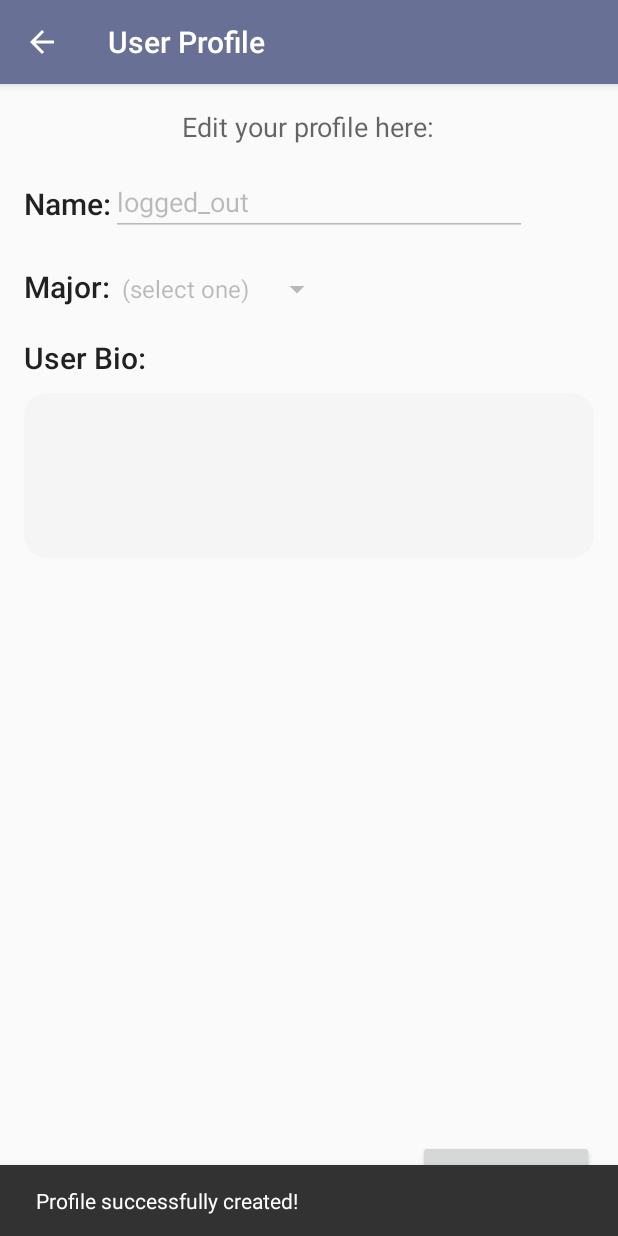
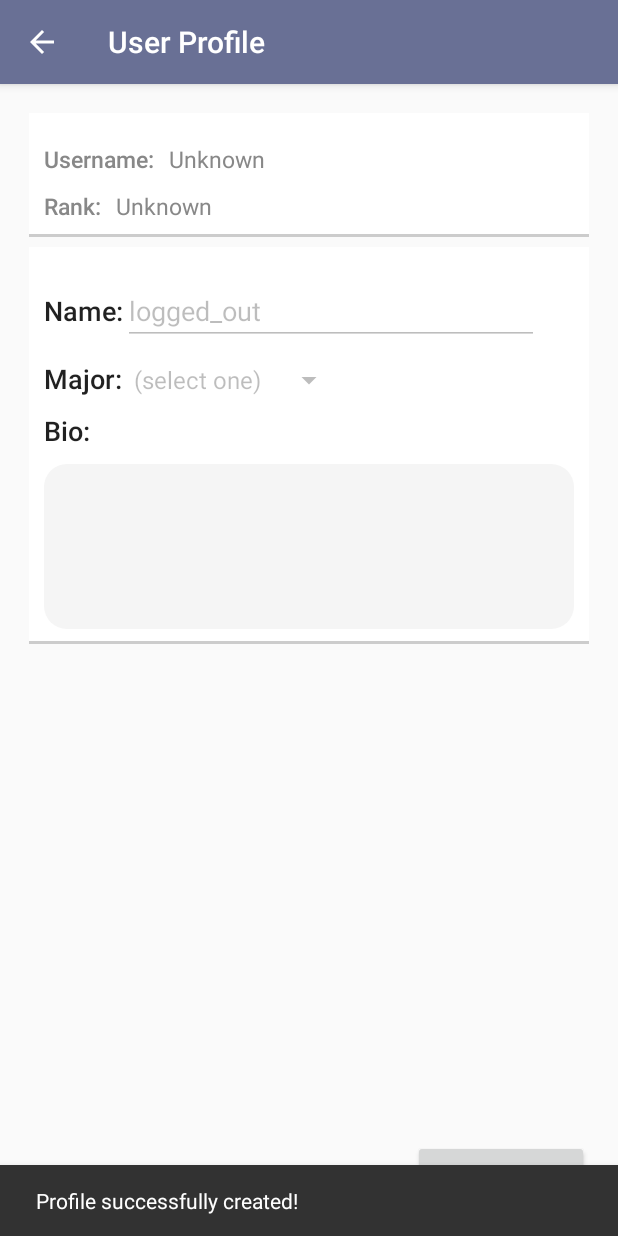
Before and after one commit to mattthw/GTMovies, an Android app: the UserProfileActivity screen opened directly, with no data from a screen before it, after a tap on "SAVE PROFILE", on a phone screen of 412 x 824 dp. Run offline under Robolectric (Android 15) with nearby library versions, the phone set to English and light mode, and no system bars; network calls fail.

Commit message:
changes for m8

```diff
--- a/app/src/main/java/com/team19/gtmovies/activity/MainActivity.java
+++ b/app/src/main/java/com/team19/gtmovies/activity/MainActivity.java
@@ -870,6 +870,8 @@ public class MainActivity extends AppCompatActivity
         if (id == R.id.nav_manage_profile) {
             Intent intent = new Intent(this, UserProfileActivity.class);
             startActivityForResult(intent, UserProfileActivity.HEADER_NAME_UPDATED);
+        } else if (id == R.id.nav_friends) {
+            startActivity(new Intent(this, UserListActivity.class));
         } else if (id == R.id.nav_settings) {
             startActivity(new Intent(this, SettingsActivity.class));
         } else if (id == R.id.nav_logout) {
--- a/app/src/main/java/com/team19/gtmovies/activity/UserProfileActivity.java
+++ b/app/src/main/java/com/team19/gtmovies/activity/UserProfileActivity.java
@@ -2,6 +2,7 @@ package com.team19.gtmovies.activity;
 
 import android.app.Dialog;
 import android.content.DialogInterface;
+import android.content.Intent;
 import android.os.Bundle;
 import android.support.design.widget.NavigationView;
 import android.support.design.widget.Snackbar;
@@ -38,16 +39,14 @@ import java.util.TimerTask;
  */
 public class UserProfileActivity extends AppCompatActivity {
     protected View rootView;
-    private static UserProfileActivity upa = null;
-    final User cu = CurrentState.getUser();
-    final IOActions ioa = MainActivity.ioa;
+    private static UserProfileActivity userProfInstance = null;
+    private User cu = CurrentState.getUser();
 
-    private EditText eUsername;
     private Spinner eMajor;
     private String selectedMajor = "";
     private EditText eName;
-    private EditText ePassword;
     private EditText eBio;
+    private String receiveName;
     public static final int HEADER_NAME_UPDATED = 4;
 
     @Override
@@ -55,21 +54,25 @@ public class UserProfileActivity extends AppCompatActivity {
         super.onCreate(savedInstanceState);
         setContentView(R.layout.activity_user_profile);
         rootView = findViewById(R.id.userProfileRootView);
-        upa = this;
-        //setup up button on action bar
+        userProfInstance = this;
         setupActionBar();
-
-        //eUsername = (EditText)findViewById(R.id.editTextUserProfileUsername);
+        //locate views
         eMajor = (Spinner)findViewById(R.id.spinnerProfileMajor);
         eName = (EditText)findViewById(R.id.editTextUserProfileName);
-        //ePassword = (EditText)findViewById(R.id.editTextUserProfilePassword);
         eBio = (EditText)findViewById(R.id.editTextUserProfileBio);
+
+        //get user if called from mod's user list
+        Bundle extras = getIntent().getExtras();
+        if(extras == null) {
+            receiveName = null;
+        } else {
+            receiveName = extras.getString("UNAME");
+            cu = IOActions.getUserByUsername(receiveName);
+        }
+
         // Grab the user's pre-existing information
-        //eUsername.setText(cu.getUsername());
         eName.setText(cu.getName());
-        //ePassword.setText();
         eBio.setText(cu.getBio());
-        //spinner
         selectedMajor = cu.getMajor();
         ArrayAdapter<CharSequence> adapter = ArrayAdapter.createFromResource(this, R.array.profMajors, android.R.layout.simple_spinner_item);
         adapter.setDropDownViewResource(android.R.layout.simple_spinner_dropdown_item);
@@ -82,18 +85,15 @@ public class UserProfileActivity extends AppCompatActivity {
 
         // If the user doesn't already have a profile, make sure to let them know.
         if(!cu.getHasProfile()) {
-            CharSequence text = ((TextView)findViewById(R.id.textViewUserProfileTitle)).getText();
+            //CharSequence text = ((TextView)findViewById(R.id.textViewUserProfileTitle)).getText();
             CreateProfileDialogFragment alert = new CreateProfileDialogFragment();
             alert.setCancelable(false);
             alert.show(getSupportFragmentManager(), "");
-
         }
         // What to do if the save button is clicked
         findViewById(R.id.buttonUserProfileSubmit).setOnClickListener(new View.OnClickListener() {
             @Override
             public void onClick(View v) {
-//                if (verifyProfile())
-//                    saveProfile();
                 saveProfile();
             }
         });
@@ -110,51 +110,6 @@ public class UserProfileActivity extends AppCompatActivity {
         }
     }
 
-    /**
-     * Ensure all fields meet registration requirements
-     * @return true if acceptable
-     */
-    private boolean verifyProfile() {
-        boolean cancel = false;
-        View focusView = null;
-
-        //ALWAYS CHECK THESE FIELDS
-        if (TextUtils.isEmpty(eUsername.getText().toString())) {
-            //username empty
-            eUsername.setError(getString(R.string.error_field_required));
-            focusView = eUsername;
-            cancel = true;
-        } else if (IOActions.getUserByUsername(eUsername.getText().toString()) != null
-                && !(eUsername.getText().toString()
-                    .equals(CurrentState.getUser().getUsername()))) {
-            //username already exists
-            eUsername.setError("Username already exists");
-            focusView = eUsername;
-            cancel = true;
-        } else if (TextUtils.isEmpty(ePassword.getText().toString())) {
-            //password empty
-            ePassword.setError(getString(R.string.error_field_required));
-            focusView = ePassword;
-            cancel = true;
-        } else if (eUsername.getText().toString().length() <= 3) {
-            //username length
-            eUsername.setError(getString(R.string.error_invalid_email));
-            focusView = eUsername;
-            cancel = true;
-        } else if (ePassword.getText().toString().length() <= 3) {
-            //password length
-            ePassword.setError(getString(R.string.error_invalid_password));
-            focusView = ePassword;
-            cancel = true;
-        }
-        if (cancel) {
-            //cancel and focus on bad field
-            focusView.requestFocus();
-            return false;
-        } else {
-            return true;
-        }
-    }
 
     /**
      * Saves user profile
@@ -169,8 +124,6 @@ public class UserProfileActivity extends AppCompatActivity {
         // Save everything to the currentuser object
         cu.setName(eName.getText().toString());
         cu.setMajor(selectedMajor);
-        //cu.setUsername(eUsername.getText().toString());
-        //cu.setPassword(ePassword.getText().toString());
         cu.setBio(eBio.getText().toString());
         cu.setHasProfile(true); // They saved their new info, so profile is made automatically for them.
 
@@ -190,8 +143,6 @@ public class UserProfileActivity extends AppCompatActivity {
 
         // Disable text fields and make snackbar for visual confirmation
         eName.setEnabled(false);
-//        eUsername.setEnabled(false);
-//        ePassword.setEnabled(false);
         eBio.setEnabled(false);
         eMajor.setEnabled(false);
         if(!hasprofileback) {
@@ -200,11 +151,14 @@ public class UserProfileActivity extends AppCompatActivity {
             Snackbar.make(rootView, "Profile has been updated!", Snackbar.LENGTH_SHORT).show();
         }
 
-        // We are done. Go back to MainActivity, after a set delay.
+        if (!eName.getText().toString().equals(CurrentState.getUser().getName())) {
+            setResult(HEADER_NAME_UPDATED);
+        }
+        // We are done. Go back to previous activity, after a set delay.
         TimerTask task = new TimerTask() {
             @Override
             public void run() {
-                NavUtils.navigateUpFromSameTask(UserProfileActivity.this);
+                finish();
             }
         };
         Timer t = new Timer();
@@ -216,8 +170,7 @@ public class UserProfileActivity extends AppCompatActivity {
         switch (item.getItemId()) {
             // Respond to the action bar's Up/Home button
             case android.R.id.home:
-                if (!eName.getText().toString().equals(CurrentState.getUser().getName()))
-                    setResult(HEADER_NAME_UPDATED);
+                finish();
                 return true;
         }
         return super.onOptionsItemSelected(item);
@@ -236,7 +189,7 @@ public class UserProfileActivity extends AppCompatActivity {
         public Dialog onCreateDialog(Bundle savedInstanceState) {
             // Use the Builder class for convenient dialog construction
             AlertDialog.Builder builder = new AlertDialog.Builder(getActivity());
-            builder.setMessage("You do not have a profile.")
+            builder.setMessage(userProfInstance.cu.getUsername() + " does not have a profile.")
                     .setPositiveButton("Create profile", new DialogInterface.OnClickListener() {
                         public void onClick(DialogInterface dialog, int id) {
                             // allow edit.
@@ -244,7 +197,7 @@ public class UserProfileActivity extends AppCompatActivity {
                     })
                     .setNegativeButton("Cancel", new DialogInterface.OnClickListener() {
                         public void onClick(DialogInterface dialog, int id) {
-                            upa.finish();
+                            userProfInstance.finish();
                         }
                     });
             // Create the AlertDialog object and return it
@@ -265,9 +218,7 @@ public class UserProfileActivity extends AppCompatActivity {
     private class MajorSpinnerListener implements AdapterView.OnItemSelectedListener {
         @Override
         public void onItemSelected(AdapterView parent, View view, int pos, long id) {
-//            Toast.makeText(parent.getContext(), "Selected Country : " + parent.getItemAtPosition(pos).toString(), Toast.LENGTH_SHORT).show();
             selectedMajor = parent.getItemAtPosition(pos).toString();
-//            Log.println(Log.INFO, "GTMovies", "selected: " + parent.getItemAtPosition(pos).toString());
         }
         @Override
         public void onNothingSelected(AdapterView parent) {
--- a/app/src/main/res/layout/activity_user_profile.xml
+++ b/app/src/main/res/layout/activity_user_profile.xml
@@ -11,39 +11,112 @@
     tools:context=".activity.UserProfileActivity"
     android:id="@+id/userProfileRootView">
 
-    <TextView
-        android:layout_width="wrap_content"
+    <FrameLayout
+        android:layout_width="match_parent"
         android:layout_height="wrap_content"
-        android:textAppearance="?android:attr/textAppearanceMedium"
-        android:text="@string/edit_your_profile_here"
-        android:id="@+id/textViewUserProfileTitle"
-        android:layout_alignParentTop="true"
-        android:layout_centerHorizontal="true" />
+        android:background="@drawable/big_card"
+        android:id="@+id/frameLayout3"
+        android:layout_margin="3dp">
 
         <LinearLayout
             android:layout_width="match_parent"
             android:layout_height="wrap_content"
-        android:baselineAligned="true"
+            android:baselineAligned="false"
             android:orientation="vertical"
-        android:measureWithLargestChild="true"
-        android:layout_alignParentStart="true"
+            android:measureWithLargestChild="false"
             android:paddingTop="20dp"
-        android:id="@+id/linearLayout">
+            android:id="@+id/linearLayout3"
+            android:padding="10dp" >
 
             <LinearLayout
                 android:layout_width="match_parent"
-            android:layout_height="match_parent"
+                android:layout_height="wrap_content"
+                android:orientation="horizontal" >
+
+                <TextView
+                    style="@style/Base.TextAppearance.AppCompat.Widget.ActionBar.Title"
+                    android:layout_width="wrap_content"
+                    android:layout_height="wrap_content"
+                    android:textAppearance="@style/Base.TextAppearance.AppCompat.Small"
+                    android:text="@string/uname"
+                    android:paddingTop="10dp"
+                    android:textSize="15sp"
+                    android:textColor="@color/Gray" />
+
+                <TextView
+                    android:layout_width="wrap_content"
+                    android:layout_height="wrap_content"
+                    android:id="@+id/textView3"
+                    android:ems="13"
+                    android:singleLine="true"
+                    android:textSize="15sp"
+                    android:textColor="@color/Gray"
+                    android:text="@android:string/unknownName"
+                    android:layout_marginLeft="10dp" />
+            </LinearLayout>
+
+            <LinearLayout
+                android:layout_width="match_parent"
+                android:layout_height="wrap_content"
+                android:orientation="horizontal" >
+
+                <TextView
+                    style="@style/Base.TextAppearance.AppCompat.Widget.ActionBar.Title"
+                    android:layout_width="wrap_content"
+                    android:layout_height="wrap_content"
+                    android:textAppearance="@style/Base.TextAppearance.AppCompat.Small"
+                    android:text="@string/rank"
+                    android:paddingTop="10dp"
+                    android:textSize="15sp"
+                    android:textColor="@color/Gray" />
+
+                <TextView
+                    android:layout_width="wrap_content"
+                    android:layout_height="wrap_content"
+                    android:id="@+id/textView4"
+                    android:ems="13"
+                    android:singleLine="true"
+                    android:textSize="15sp"
+                    android:textColor="@color/Gray"
+                    android:text="@android:string/unknownName"
+                    android:layout_marginLeft="10dp" />
+            </LinearLayout>
+
+        </LinearLayout>
+    </FrameLayout>
+
+    <FrameLayout
+        android:layout_width="match_parent"
+        android:layout_height="wrap_content"
+        android:background="@drawable/big_card"
+        android:id="@+id/frameLayout2"
+        android:layout_below="@+id/frameLayout3"
+        android:layout_margin="3dp">
+
+        <LinearLayout
+            android:layout_width="match_parent"
+            android:layout_height="wrap_content"
+            android:baselineAligned="false"
+            android:orientation="vertical"
+            android:measureWithLargestChild="false"
             android:paddingTop="20dp"
+            android:id="@+id/linearLayout"
+            android:padding="10dp">
+
+            <LinearLayout
+                android:layout_width="match_parent"
+                android:layout_height="wrap_content"
+                android:paddingTop="10dp"
                 android:orientation="horizontal">
 
                 <TextView
                     android:layout_width="wrap_content"
                     android:layout_height="wrap_content"
-                android:textAppearance="?android:attr/textAppearanceSmall"
                     android:text="@string/name_prof_edit"
                     android:id="@+id/textViewUserProfileName"
                     style="@style/Base.TextAppearance.AppCompat.Widget.ActionBar.Title"
-                android:paddingTop="10dp" />
+                    android:paddingTop="10dp"
+                    android:textSize="18sp" />
 
                 <EditText
                     android:layout_width="wrap_content"
@@ -57,17 +130,17 @@
 
             <LinearLayout
                 android:layout_width="wrap_content"
-            android:layout_height="match_parent"
-            android:paddingTop="20dp"
+                android:layout_height="wrap_content"
+                android:paddingTop="10dp"
                 android:orientation="horizontal">
 
                 <TextView
                     android:layout_width="match_parent"
                     android:layout_height="wrap_content"
-                android:textAppearance="?android:attr/textAppearanceSmall"
                     android:text="@string/major_prof_edit"
                     android:id="@+id/textViewUserProfileMajor"
-                style="@style/Base.TextAppearance.AppCompat.Widget.ActionBar.Title" />
+                    style="@style/Base.TextAppearance.AppCompat.Widget.ActionBar.Title"
+                    android:textSize="18sp" />
 
                 <Spinner
                     android:layout_width="wrap_content"
@@ -78,18 +151,18 @@
 
             <LinearLayout
                 android:layout_width="match_parent"
-            android:layout_height="match_parent"
-            android:paddingTop="20dp"
+                android:layout_height="wrap_content"
+                android:paddingTop="10dp"
                 android:paddingBottom="10dp"
                 android:orientation="horizontal">
 
                 <TextView
                     android:layout_width="wrap_content"
                     android:layout_height="wrap_content"
-                android:textAppearance="?android:attr/textAppearanceSmall"
                     android:text="@string/user_bio"
                     android:id="@+id/textViewUserProfileBio"
-                style="@style/Base.TextAppearance.AppCompat.Widget.ActionBar.Title" />
+                    style="@style/Base.TextAppearance.AppCompat.Widget.ActionBar.Title"
+                    android:textSize="18sp" />
 
             </LinearLayout>
 
@@ -110,14 +183,16 @@
                 android:paddingRight="10dp" />
 
         </LinearLayout>
+    </FrameLayout>
 
     <Button
         android:text="@string/save_profile"
         android:id="@+id/buttonUserProfileSubmit"
         android:layout_width="wrap_content"
         android:layout_height="wrap_content"
+        android:layout_gravity="right"
         android:layout_alignParentBottom="true"
-        android:layout_alignEnd="@+id/linearLayout" />
+        android:layout_alignEnd="@+id/frameLayout2" />
 
 
 </RelativeLayout>
--- a/app/src/main/res/values/strings.xml
+++ b/app/src/main/res/values/strings.xml
@@ -143,7 +143,7 @@
     <string name="major_prof_edit">Major:</string>
     <string name="edit_your_profile_here">Edit your profile here:</string>
     <string name="save_profile">Save Profile</string>
-    <string name="user_bio">User Bio:</string>
+    <string name="user_bio">Bio:</string>
     <string name="title_test_list">Items</string>
     <string name="title_admin">Mod Tools</string>
     <string name="title_test_detail">TEST Detail</string>
@@ -169,4 +169,6 @@
     <string name="title_activity_splash_screen">SplashScreenActivity</string>
     <string name="dummy_button">Dummy Button</string>
     <string name="dummy_content">DUMMY\nCONTENT</string>
+    <string name="rank">Rank:</string>
+    <string name="uname">Username:</string>
 </resources>
```
Also changed, not shown: app/src/main/AndroidManifest.xml (+11 -5 lines), app/src/main/java/com/team19/gtmovies/activity/UserListActivity.java (added, +84 -0 lines), app/src/main/java/com/team19/gtmovies/data/IOActions.java (+14 -1 lines), app/src/main/res/layout/activity_user_list.xml (added, +20 -0 lines), 1 other file. Lines whose indentation alone changed are shown as unchanged.
